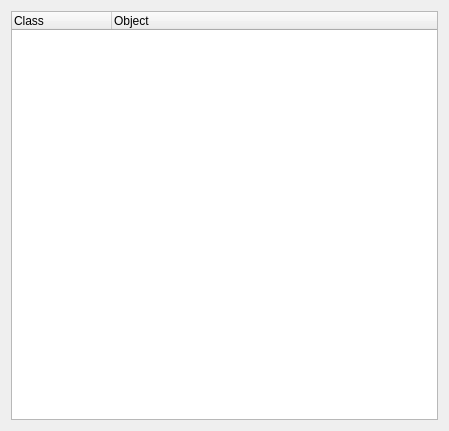
Qt form QSpy/libqtload/qspywidget.ui (sashao/martlet) before a commit.
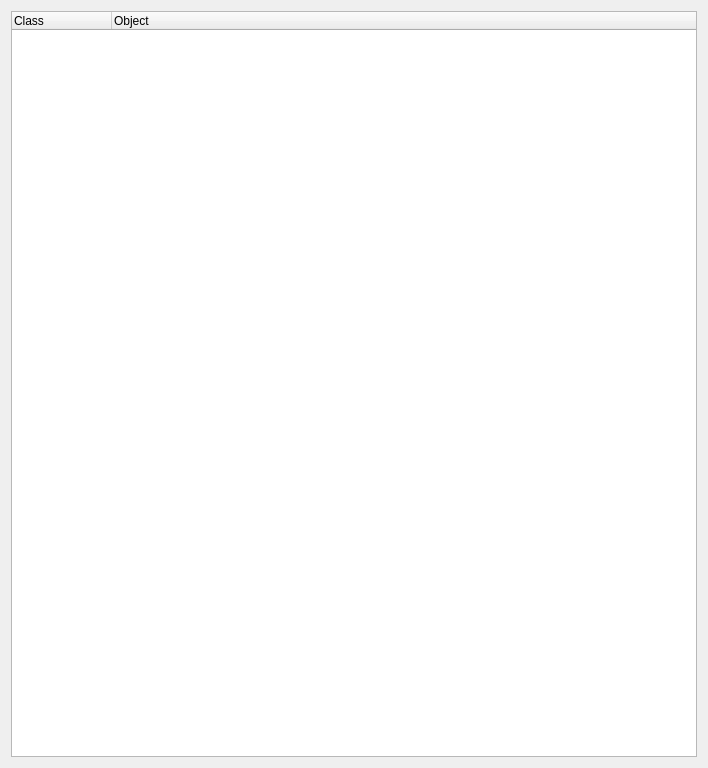
The same form after that commit.

The edit to the form file:
```diff
--- a/QSpy/libqtload/qspywidget.ui
+++ b/QSpy/libqtload/qspywidget.ui
@@ -6,8 +6,8 @@
    <rect>
     <x>0</x>
     <y>0</y>
-    <width>449</width>
-    <height>431</height>
+    <width>708</width>
+    <height>768</height>
    </rect>
   </property>
   <property name="windowTitle">
@@ -20,6 +20,12 @@
       <enum>Qt::Horizontal</enum>
      </property>
      <widget class="QTreeWidget" name="treeWidget">
+      <property name="showDropIndicator" stdset="0">
+       <bool>false</bool>
+      </property>
+      <property name="alternatingRowColors">
+       <bool>true</bool>
+      </property>
       <column>
        <property name="text">
         <string>Class</string>
```
